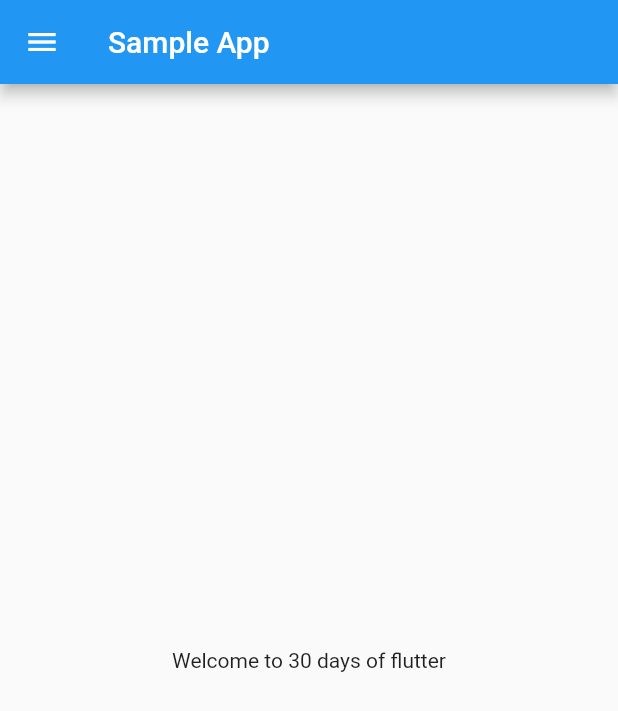
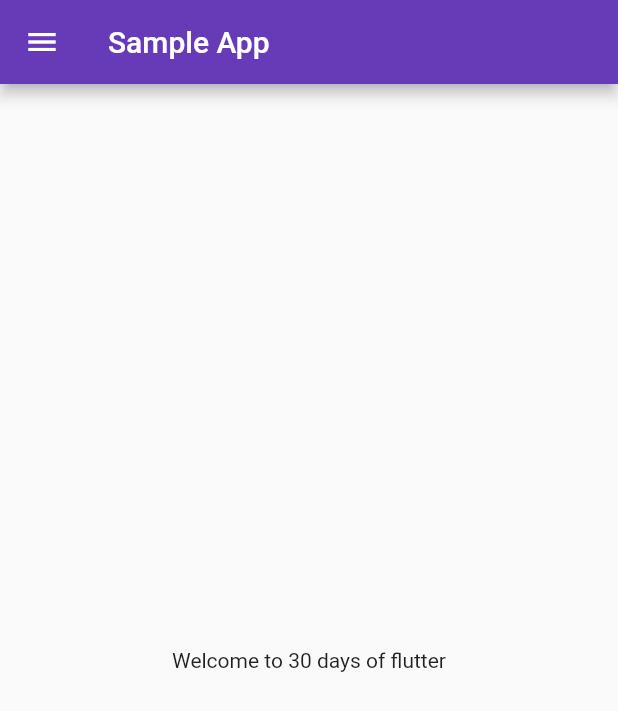
Before and after one commit to tejasisboss/firstflutterproject, a Flutter app: the screen it shows after launch, on a phone screen of 412 x 824 dp. Shown: the top 711 px of the screen. Run offline on Flutter 3.47's test engine with Material 2 defaults, Android fonts, the phone set to English and light mode, and no system bars.

Commit message:
day3 completed

```diff
--- a/lib/main.dart
+++ b/lib/main.dart
@@ -1,5 +1,6 @@
 import 'package:flutter/material.dart';
-import 'package:flutter_basics/home_page.dart';
+import 'package:flutter_basics/pages/home_page.dart';
+import 'package:flutter_basics/pages/login_page.dart';
 
 void main() {
   runApp(MyApp());
@@ -17,7 +18,19 @@ class MyApp extends StatelessWidget {
     const ha = 4;*/
 
     return MaterialApp(
-      home: HomePage(),
+      //home: HomePage(),
+      themeMode: ThemeMode.light,
+      theme: ThemeData(primarySwatch: Colors.deepPurple),
+      darkTheme: ThemeData(
+        brightness: Brightness.dark,
+      ),
+      //darkTheme: ThemeData.dark(),
+      initialRoute: "/home",
+      routes: {
+        "/": (context) => LoginPage(),
+        "/home": (context) => HomePage(),
+        "/login": (context) => LoginPage(),
+      },
     );
   }
 }
```
Also changed, not shown: lib/pages/login_page.dart (added, +19 -0 lines), lib/pages/home_page.dart (renamed from lib/home_page.dart).
